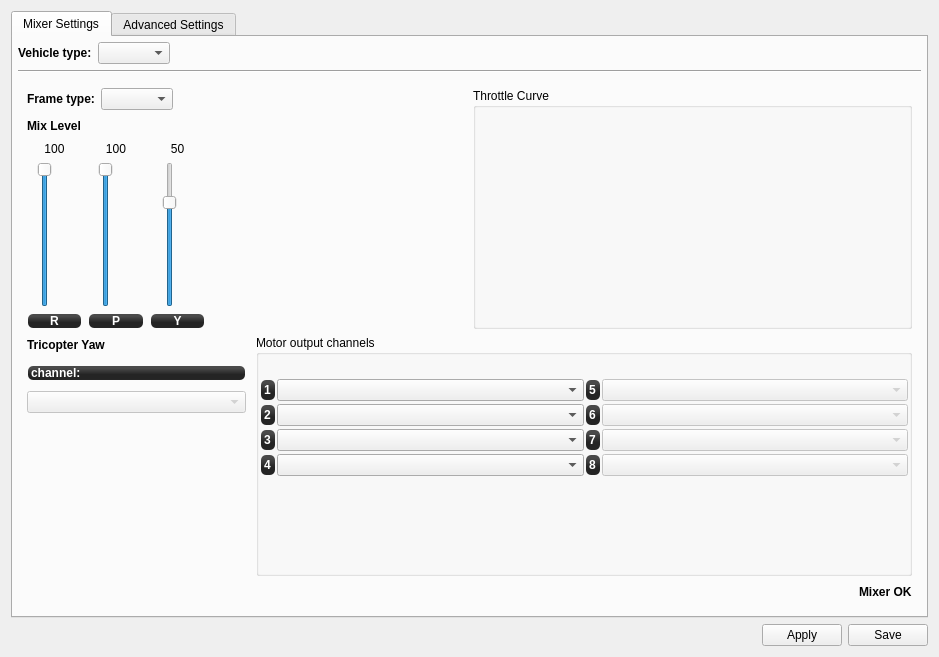
Qt form ground/openpilotgcs/src/plugins/config/airframe.ui (openpilot/OpenPilot) before a commit.
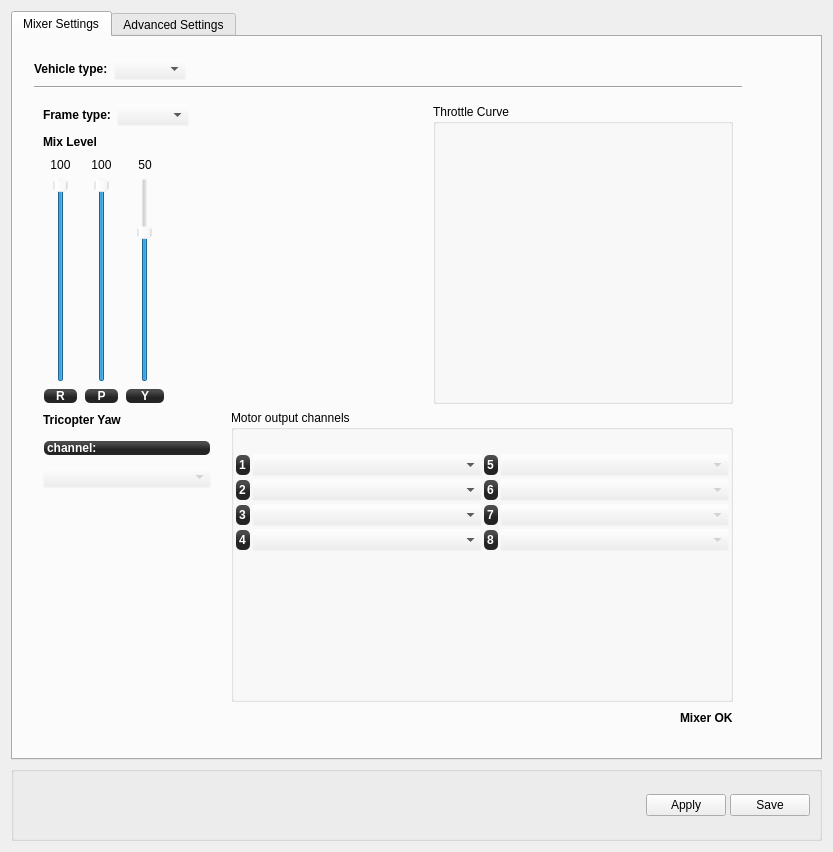
The same form after that commit. The open tabs and pages were chosen to show the change. Icons and pictures are not drawn. Custom widgets are drawn as their Qt base class.

Commit message: fixed the airframe form so it scrolls AND has the shiny new popups

Patch:
```diff
--- a/ground/openpilotgcs/src/plugins/config/airframe.ui
+++ b/ground/openpilotgcs/src/plugins/config/airframe.ui
@@ -6,14 +6,14 @@
    <rect>
     <x>0</x>
     <y>0</y>
-    <width>939</width>
-    <height>657</height>
+    <width>833</width>
+    <height>852</height>
    </rect>
   </property>
   <property name="windowTitle">
    <string>Form</string>
   </property>
-  <layout class="QVBoxLayout" name="verticalLayout">
+  <layout class="QVBoxLayout" name="verticalLayout_12">
    <item>
     <widget class="QTabWidget" name="tabWidget">
      <property name="currentIndex">
@@ -23,14 +23,120 @@
       <attribute name="title">
        <string>Mixer Settings</string>
       </attribute>
-      <layout class="QVBoxLayout" name="verticalLayout_2" stretch="0,0,0">
+      <layout class="QVBoxLayout" name="verticalLayout_2" stretch="0">
        <property name="margin">
-        <number>5</number>
+        <number>12</number>
        </property>
        <item>
+        <widget class="QScrollArea" name="scrollArea">
+         <property name="sizePolicy">
+          <sizepolicy hsizetype="Preferred" vsizetype="Preferred">
+           <horstretch>0</horstretch>
+           <verstretch>0</verstretch>
+          </sizepolicy>
+         </property>
+         <property name="minimumSize">
+          <size>
+           <width>0</width>
+           <height>0</height>
+          </size>
+         </property>
+         <property name="palette">
+          <palette>
+           <active>
+            <colorrole role="Base">
+             <brush brushstyle="SolidPattern">
+              <color alpha="255">
+               <red>255</red>
+               <green>255</green>
+               <blue>255</blue>
+              </color>
+             </brush>
+            </colorrole>
+            <colorrole role="Window">
+             <brush brushstyle="SolidPattern">
+              <color alpha="0">
+               <red>232</red>
+               <green>232</green>
+               <blue>232</blue>
+              </color>
+             </brush>
+            </colorrole>
+           </active>
+           <inactive>
+            <colorrole role="Base">
+             <brush brushstyle="SolidPattern">
+              <color alpha="255">
+               <red>255</red>
+               <green>255</green>
+               <blue>255</blue>
+              </color>
+             </brush>
+            </colorrole>
+            <colorrole role="Window">
+             <brush brushstyle="SolidPattern">
+              <color alpha="0">
+               <red>232</red>
+               <green>232</green>
+               <blue>232</blue>
+              </color>
+             </brush>
+            </colorrole>
+           </inactive>
+           <disabled>
+            <colorrole role="Base">
+             <brush brushstyle="SolidPattern">
+              <color alpha="0">
+               <red>232</red>
+               <green>232</green>
+               <blue>232</blue>
+              </color>
+             </brush>
+            </colorrole>
+            <colorrole role="Window">
+             <brush brushstyle="SolidPattern">
+              <color alpha="0">
+               <red>232</red>
+               <green>232</green>
+               <blue>232</blue>
+              </color>
+             </brush>
+            </colorrole>
+           </disabled>
+          </palette>
+         </property>
+         <property name="frameShape">
+          <enum>QFrame::NoFrame</enum>
+         </property>
+         <property name="frameShadow">
+          <enum>QFrame::Plain</enum>
+         </property>
+         <property name="widgetResizable">
+          <bool>true</bool>
+         </property>
+         <widget class="QWidget" name="scrollAreaWidgetContents">
+          <property name="geometry">
+           <rect>
+            <x>0</x>
+            <y>0</y>
+            <width>779</width>
+            <height>691</height>
+           </rect>
+          </property>
+          <layout class="QGridLayout" name="gridLayout_2">
+           <item row="0" column="0">
         <layout class="QHBoxLayout" name="horizontalLayout">
+             <property name="sizeConstraint">
+              <enum>QLayout::SetFixedSize</enum>
+             </property>
          <item>
           <widget class="QLabel" name="label">
+               <property name="sizePolicy">
+                <sizepolicy hsizetype="Fixed" vsizetype="Preferred">
+                 <horstretch>0</horstretch>
+                 <verstretch>0</verstretch>
+                </sizepolicy>
+               </property>
            <property name="font">
             <font>
              <weight>75</weight>
@@ -54,9 +160,12 @@
            <property name="orientation">
             <enum>Qt::Horizontal</enum>
            </property>
+               <property name="sizeType">
+                <enum>QSizePolicy::Expanding</enum>
+               </property>
            <property name="sizeHint" stdset="0">
             <size>
-             <width>40</width>
+                 <width>2</width>
              <height>20</height>
             </size>
            </property>
@@ -64,17 +173,22 @@
          </item>
         </layout>
        </item>
-       <item>
-        <widget class="Line" name="line">
-         <property name="orientation">
-          <enum>Qt::Horizontal</enum>
-         </property>
-        </widget>
-       </item>
-       <item>
+           <item row="3" column="0">
         <widget class="QStackedWidget" name="airframesWidget">
+             <property name="sizePolicy">
+              <sizepolicy hsizetype="Maximum" vsizetype="Preferred">
+               <horstretch>0</horstretch>
+               <verstretch>0</verstretch>
+              </sizepolicy>
+             </property>
+             <property name="maximumSize">
+              <size>
+               <width>775</width>
+               <height>16777215</height>
+              </size>
+             </property>
          <property name="currentIndex">
-          <number>0</number>
+              <number>1</number>
          </property>
          <widget class="QWidget" name="fixedWing">
           <property name="enabled">
@@ -830,15 +944,15 @@
                    <item>
                     <widget class="QGraphicsView" name="quadShape">
                      <property name="sizePolicy">
-                      <sizepolicy hsizetype="MinimumExpanding" vsizetype="MinimumExpanding">
+                          <sizepolicy hsizetype="Minimum" vsizetype="Minimum">
                        <horstretch>0</horstretch>
                        <verstretch>0</verstretch>
                       </sizepolicy>
                      </property>
                      <property name="minimumSize">
                       <size>
-                       <width>110</width>
-                       <height>110</height>
+                           <width>80</width>
+                           <height>80</height>
                       </size>
                      </property>
                      <property name="styleSheet">
@@ -858,6 +972,18 @@
                </item>
                <item>
                 <widget class="QGroupBox" name="groupBox_6">
+                     <property name="sizePolicy">
+                      <sizepolicy hsizetype="Maximum" vsizetype="Maximum">
+                       <horstretch>0</horstretch>
+                       <verstretch>0</verstretch>
+                      </sizepolicy>
+                     </property>
+                     <property name="minimumSize">
+                      <size>
+                       <width>300</width>
+                       <height>300</height>
+                      </size>
+                     </property>
                  <property name="title">
                   <string>Throttle Curve</string>
                  </property>
@@ -891,6 +1017,7 @@
                     <property name="styleSheet">
                      <string notr="true">background:transparent</string>
                     </property>
+                        <zorder></zorder>
                    </widget>
                   </item>
                  </layout>
@@ -899,7 +1026,7 @@
               </layout>
              </item>
              <item>
-              <layout class="QHBoxLayout" name="horizontalLayout_6" stretch="1,3">
+                  <layout class="QHBoxLayout" name="horizontalLayout_6" stretch="1,0,3">
                <property name="spacing">
                 <number>10</number>
                </property>
@@ -925,6 +1052,9 @@
                      <property name="orientation">
                       <enum>Qt::Horizontal</enum>
                      </property>
+                         <property name="sizeType">
+                          <enum>QSizePolicy::Preferred</enum>
+                         </property>
                      <property name="sizeHint" stdset="0">
                       <size>
                        <width>40</width>
@@ -983,6 +1113,19 @@
                  </item>
                 </layout>
                </item>
+                   <item>
+                    <spacer name="horizontalSpacer_9">
+                     <property name="orientation">
+                      <enum>Qt::Horizontal</enum>
+                     </property>
+                     <property name="sizeHint" stdset="0">
+                      <size>
+                       <width>10</width>
+                       <height>20</height>
+                      </size>
+                     </property>
+                    </spacer>
+                   </item>
                <item>
                 <widget class="QGroupBox" name="groupBox">
                  <property name="title">
@@ -997,6 +1140,9 @@
                   </property>
                   <item>
                    <layout class="QFormLayout" name="formLayout_2">
+                        <property name="sizeConstraint">
+                         <enum>QLayout::SetMaximumSize</enum>
+                        </property>
                     <property name="fieldGrowthPolicy">
                      <enum>QFormLayout::AllNonFixedFieldsGrow</enum>
                     </property>
@@ -1107,6 +1253,9 @@
                   </item>
                   <item>
                    <layout class="QFormLayout" name="formLayout_4">
+                        <property name="sizeConstraint">
+                         <enum>QLayout::SetMaximumSize</enum>
+                        </property>
                     <property name="fieldGrowthPolicy">
                      <enum>QFormLayout::AllNonFixedFieldsGrow</enum>
                     </property>
@@ -1245,6 +1394,9 @@
                  <property name="orientation">
                   <enum>Qt::Horizontal</enum>
                  </property>
+                     <property name="sizeType">
+                      <enum>QSizePolicy::Expanding</enum>
+                     </property>
                  <property name="sizeHint" stdset="0">
                   <size>
                    <width>40</width>
@@ -1255,6 +1407,12 @@
                </item>
                <item>
                 <widget class="QLabel" name="mrStatusLabel">
+                     <property name="sizePolicy">
+                      <sizepolicy hsizetype="Fixed" vsizetype="Preferred">
+                       <horstretch>0</horstretch>
+                       <verstretch>0</verstretch>
+                      </sizepolicy>
+                     </property>
                  <property name="font">
                   <font>
                    <weight>75</weight>
@@ -2468,6 +2626,46 @@
          </widget>
         </widget>
        </item>
+           <item row="1" column="0">
+            <widget class="Line" name="line">
+             <property name="orientation">
+              <enum>Qt::Horizontal</enum>
+             </property>
+            </widget>
+           </item>
+           <item row="0" column="1">
+            <spacer name="horizontalSpacer">
+             <property name="orientation">
+              <enum>Qt::Horizontal</enum>
+             </property>
+             <property name="sizeHint" stdset="0">
+              <size>
+               <width>40</width>
+               <height>20</height>
+              </size>
+             </property>
+            </spacer>
+           </item>
+           <item row="3" column="1">
+            <spacer name="horizontalSpacer_6">
+             <property name="orientation">
+              <enum>Qt::Horizontal</enum>
+             </property>
+             <property name="sizeType">
+              <enum>QSizePolicy::Expanding</enum>
+             </property>
+             <property name="sizeHint" stdset="0">
+              <size>
+               <width>20</width>
+               <height>20</height>
+              </size>
+             </property>
+            </spacer>
+           </item>
+          </layout>
+         </widget>
+        </widget>
+       </item>
       </layout>
      </widget>
      <widget class="QWidget" name="tab">
@@ -2475,8 +2673,94 @@
        <string>Advanced Settings</string>
       </attribute>
       <layout class="QVBoxLayout" name="verticalLayout_25">
+       <property name="margin">
+        <number>12</number>
+       </property>
        <item>
-        <layout class="QVBoxLayout" name="verticalLayout_11" stretch="0,1,0,0,0">
+        <widget class="QScrollArea" name="scrollArea_2">
+         <property name="palette">
+          <palette>
+           <active>
+            <colorrole role="Base">
+             <brush brushstyle="SolidPattern">
+              <color alpha="255">
+               <red>255</red>
+               <green>255</green>
+               <blue>255</blue>
+              </color>
+             </brush>
+            </colorrole>
+            <colorrole role="Window">
+             <brush brushstyle="SolidPattern">
+              <color alpha="0">
+               <red>232</red>
+               <green>232</green>
+               <blue>232</blue>
+              </color>
+             </brush>
+            </colorrole>
+           </active>
+           <inactive>
+            <colorrole role="Base">
+             <brush brushstyle="SolidPattern">
+              <color alpha="255">
+               <red>255</red>
+               <green>255</green>
+               <blue>255</blue>
+              </color>
+             </brush>
+            </colorrole>
+            <colorrole role="Window">
+             <brush brushstyle="SolidPattern">
+              <color alpha="0">
+               <red>232</red>
+               <green>232</green>
+               <blue>232</blue>
+              </color>
+             </brush>
+            </colorrole>
+           </inactive>
+           <disabled>
+            <colorrole role="Base">
+             <brush brushstyle="SolidPattern">
+              <color alpha="0">
+               <red>232</red>
+               <green>232</green>
+               <blue>232</blue>
+              </color>
+             </brush>
+            </colorrole>
+            <colorrole role="Window">
+             <brush brushstyle="SolidPattern">
+              <color alpha="0">
+               <red>232</red>
+               <green>232</green>
+               <blue>232</blue>
+              </color>
+             </brush>
+            </colorrole>
+           </disabled>
+          </palette>
+         </property>
+         <property name="frameShape">
+          <enum>QFrame::NoFrame</enum>
+         </property>
+         <property name="frameShadow">
+          <enum>QFrame::Plain</enum>
+         </property>
+         <property name="widgetResizable">
+          <bool>true</bool>
+         </property>
+         <widget class="QWidget" name="scrollAreaWidgetContents_2">
+          <property name="geometry">
+           <rect>
+            <x>0</x>
+            <y>0</y>
+            <width>779</width>
+            <height>679</height>
+           </rect>
+          </property>
+          <layout class="QVBoxLayout" name="verticalLayout_18">
          <item>
           <layout class="QHBoxLayout" name="horizontalLayout_24">
            <item>
@@ -2669,6 +2953,19 @@
            </item>
           </layout>
          </item>
+           <item>
+            <spacer name="verticalSpacer_5">
+             <property name="orientation">
+              <enum>Qt::Vertical</enum>
+             </property>
+             <property name="sizeHint" stdset="0">
+              <size>
+               <width>20</width>
+               <height>40</height>
+              </size>
+             </property>
+            </spacer>
+           </item>
          <item>
           <layout class="QHBoxLayout" name="horizontalLayout_9">
            <item>
@@ -2771,47 +3068,63 @@
             <string>&lt;!DOCTYPE HTML PUBLIC &quot;-//W3C//DTD HTML 4.0//EN&quot; &quot;http://www.w3.org/TR/REC-html40/strict.dtd&quot;&gt;
 &lt;html&gt;&lt;head&gt;&lt;meta name=&quot;qrichtext&quot; content=&quot;1&quot; /&gt;&lt;style type=&quot;text/css&quot;&gt;
 p, li { white-space: pre-wrap; }
-&lt;/style&gt;&lt;/head&gt;&lt;body style=&quot; font-family:'MS Shell Dlg 2'; font-size:8.25pt; font-weight:400; font-style:normal;&quot;&gt;
+&lt;/style&gt;&lt;/head&gt;&lt;body style=&quot; font-family:'Lucida Grande'; font-size:13pt; font-weight:400; font-style:normal;&quot;&gt;
 &lt;table border=&quot;0&quot; style=&quot;-qt-table-type: root; margin-top:4px; margin-bottom:4px; margin-left:4px; margin-right:4px;&quot;&gt;
 &lt;tr&gt;
 &lt;td style=&quot;border: none;&quot;&gt;
-&lt;p align=&quot;center&quot; style=&quot; margin-top:0px; margin-bottom:0px; margin-left:0px; margin-right:0px; -qt-block-indent:0; text-indent:0px;&quot;&gt;&lt;span style=&quot; font-family:'Ubuntu'; font-size:14pt; font-weight:600; color:#ff0000;&quot;&gt;SETTING UP FEED FORWARD NEEDS CAUTION&lt;/span&gt;&lt;/p&gt;
-&lt;p style=&quot;-qt-paragraph-type:empty; margin-top:0px; margin-bottom:0px; margin-left:0px; margin-right:0px; -qt-block-indent:0; text-indent:0px; font-family:'Ubuntu'; font-size:11pt;&quot;&gt;&lt;/p&gt;
-&lt;p style=&quot; margin-top:0px; margin-bottom:0px; margin-left:0px; margin-right:0px; -qt-block-indent:0; text-indent:0px;&quot;&gt;&lt;span style=&quot; font-family:'Lucida Grande'; font-size:13pt;&quot;&gt;Beware: Feed Forward Tuning will launch all engines around mid-throttle, you have been warned!&lt;/span&gt;&lt;/p&gt;
-&lt;p style=&quot; margin-top:12px; margin-bottom:12px; margin-left:0px; margin-right:0px; -qt-block-indent:0; text-indent:0px;&quot;&gt;&lt;span style=&quot; font-family:'Lucida Grande'; font-size:13pt;&quot;&gt;Remove your props initially, and for fine-tuning, make sure your airframe is safely held in place. Wear glasses and protect your face and body.&lt;/span&gt;&lt;/p&gt;&lt;/td&gt;&lt;/tr&gt;&lt;/table&gt;&lt;/body&gt;&lt;/html&gt;</string>
+&lt;p align=&quot;center&quot; style=&quot; margin-top:0px; margin-bottom:0px; margin-left:0px; margin-right:0px; -qt-block-indent:0; text-indent:0px;&quot;&gt;&lt;span style=&quot; font-family:'Ubuntu'; font-size:14pt; font-weight:600; color:#ff0000;&quot;&gt;SETTING UP FEED FORWARD REQUIRES CAUTION&lt;/span&gt;&lt;/p&gt;
+&lt;p style=&quot;-qt-paragraph-type:empty; margin-top:0px; margin-bottom:0px; margin-left:0px; margin-right:0px; -qt-block-indent:0; text-indent:0px; font-family:'Ubuntu'; font-size:11pt;&quot;&gt;&lt;br /&gt;&lt;/p&gt;
+&lt;p style=&quot; margin-top:0px; margin-bottom:0px; margin-left:0px; margin-right:0px; -qt-block-indent:0; text-indent:0px;&quot;&gt;Beware: Feed Forward Tuning will launch all engines around mid-throttle, you have been warned!&lt;/p&gt;
+&lt;p style=&quot; margin-top:12px; margin-bottom:12px; margin-left:0px; margin-right:0px; -qt-block-indent:0; text-indent:0px;&quot;&gt;Remove your props initially, and for fine-tuning, make sure your airframe is safely held in place. Wear glasses and protect your face and body.&lt;/p&gt;&lt;/td&gt;&lt;/tr&gt;&lt;/table&gt;&lt;/body&gt;&lt;/html&gt;</string>
            </property>
           </widget>
          </item>
+          </layout>
+         </widget>
+        </widget>
+       </item>
          <item>
-          <spacer name="verticalSpacer_5">
-           <property name="orientation">
-            <enum>Qt::Vertical</enum>
-           </property>
-           <property name="sizeHint" stdset="0">
+        <layout class="QVBoxLayout" name="verticalLayout_11" stretch=""/>
+       </item>
+      </layout>
+     </widget>
+    </widget>
+   </item>
+   <item>
+    <widget class="QGroupBox" name="groupBox_8">
+     <property name="sizePolicy">
+      <sizepolicy hsizetype="Preferred" vsizetype="Maximum">
+       <horstretch>0</horstretch>
+       <verstretch>0</verstretch>
+      </sizepolicy>
+     </property>
+     <property name="minimumSize">
             <size>
-             <width>20</width>
-             <height>40</height>
-            </size>
-           </property>
-          </spacer>
-         </item>
-        </layout>
-       </item>
-      </layout>
-     </widget>
-    </widget>
-   </item>
+       <width>0</width>
+       <height>75</height>
+      </size>
+     </property>
+     <property name="title">
+      <string/>
+     </property>
+     <layout class="QVBoxLayout" name="verticalLayout">
    <item>
     <layout class="QHBoxLayout" name="horizontalLayout_2">
+        <property name="spacing">
+         <number>4</number>
+        </property>
+        <property name="sizeConstraint">
+         <enum>QLayout::SetFixedSize</enum>
+        </property>
      <item>
-      <spacer name="horizontalSpacer">
+         <spacer name="horizontalSpacer_10">
        <property name="orientation">
         <enum>Qt::Horizontal</enum>
        </property>
        <property name="sizeHint" stdset="0">
         <size>
          <width>40</width>
-         <height>20</height>
+            <height>10</height>
         </size>
        </property>
       </spacer>
@@ -2869,6 +3182,9 @@
       </widget>
      </item>
     </layout>
+      </item>
+     </layout>
+    </widget>
    </item>
   </layout>
  </widget>
```
Lines whose indentation alone changed are shown as unchanged.
